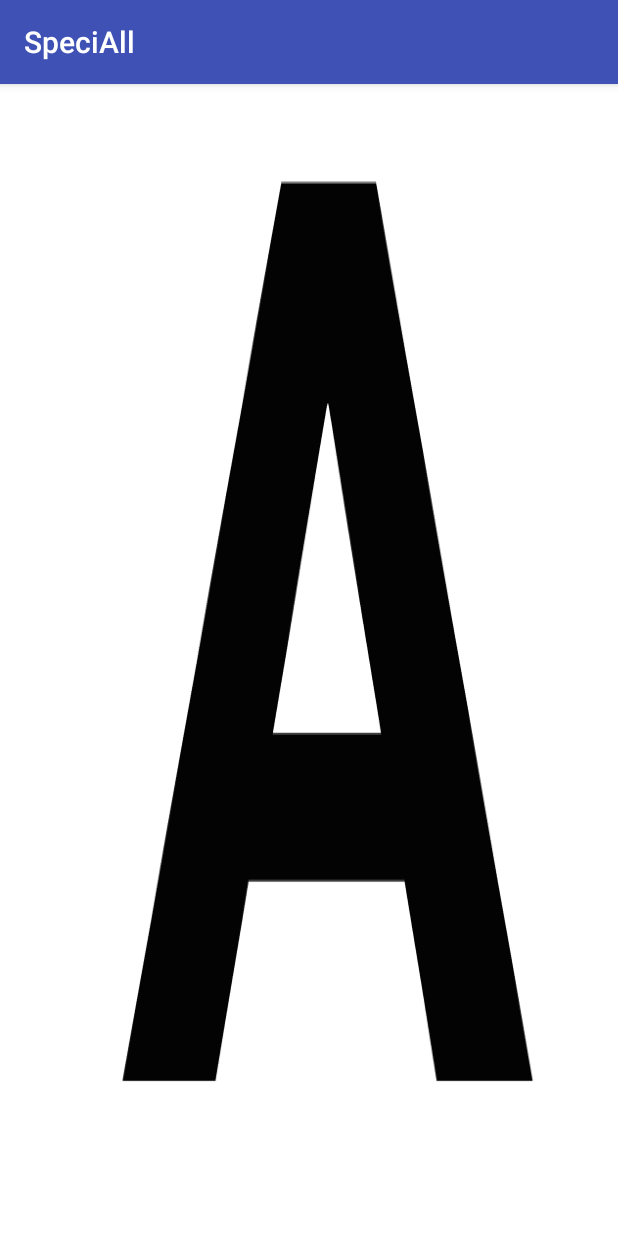
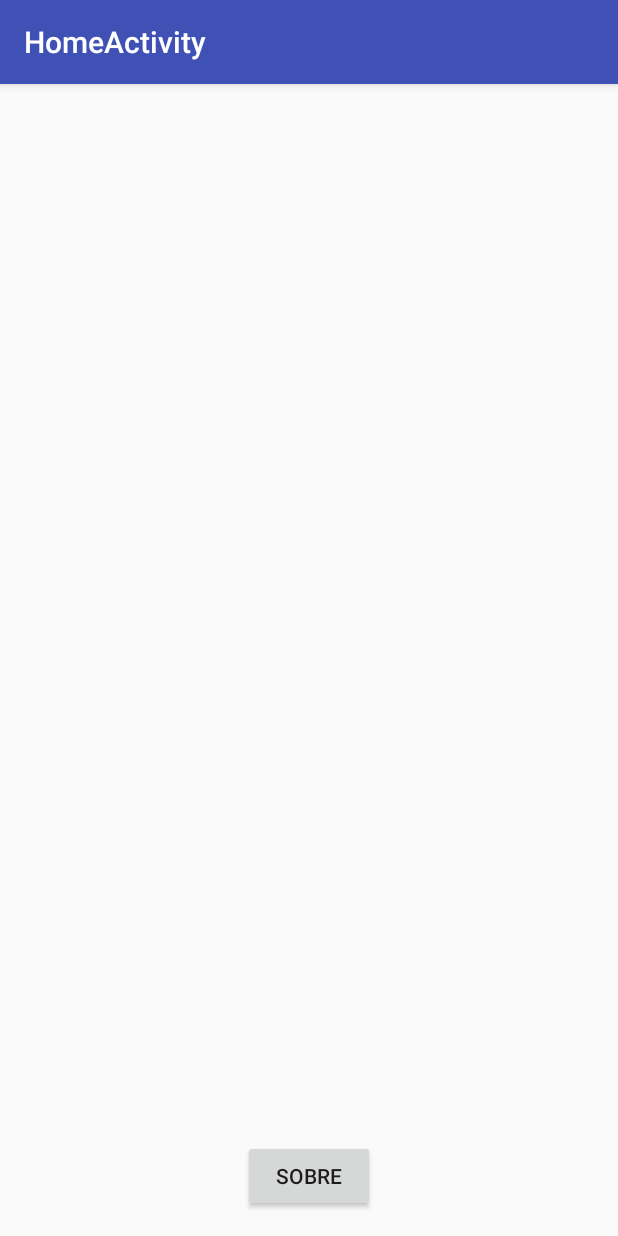
Before and after one commit to eldercampanha/SpeciallPoc, an Android app: the screen it shows after launch (MainActivity before the commit, HomeActivity after it), on a phone screen of 412 x 824 dp. Run offline under Robolectric (Android 15) with nearby library versions, the light colour scheme and no system bars.

Commit message:
First round of HomeScreen and AboutScreen

```diff
--- /dev/null
+++ b/app/src/main/java/br/com/startupweek/speciall/main/activity/HomeActivity.java
@@ -0,0 +1,32 @@
+package br.com.startupweek.speciall.main.activity;
+
+import android.content.Intent;
+import android.os.Bundle;
+import android.support.v7.app.AppCompatActivity;
+import android.util.Log;
+import android.view.View;
+import android.widget.Button;
+
+import br.com.startupweek.speciall.R;
+
+public class HomeActivity extends AppCompatActivity {
+
+    @Override
+    protected void onCreate(Bundle savedInstanceState) {
+        super.onCreate(savedInstanceState);
+        setContentView(R.layout.activity_home);
+
+        Button mAboutButon = (Button) findViewById(R.id.aboutButton);
+        final HomeActivity mHomeActivity = this;
+
+        mAboutButon.setOnClickListener(new View.OnClickListener() {
+            @Override
+            public void onClick(View view) {
+                Log.i(this.getClass().getName(), "About button clicked");
+                Intent intent = new Intent(mHomeActivity, AboutActivity.class);
+                startActivity(intent);
+            }
+        });
+    }
+
+}
--- a/app/src/main/java/br/com/startupweek/speciall/main/activity/SplashScreenActivity.java
+++ b/app/src/main/java/br/com/startupweek/speciall/main/activity/SplashScreenActivity.java
@@ -1,18 +1,12 @@
 package br.com.startupweek.speciall.main.activity;
 
 import android.content.Intent;
-import android.content.res.Resources;
 import android.os.Bundle;
 import android.os.Handler;
-import android.support.design.widget.FloatingActionButton;
-import android.support.design.widget.Snackbar;
 import android.support.v7.app.AppCompatActivity;
-import android.support.v7.widget.Toolbar;
-import android.util.Log;
-import android.view.View;
+
 
 import br.com.startupweek.speciall.R;
-import br.com.startupweek.speciall.main.MainActivity;
 
 public class SplashScreenActivity extends AppCompatActivity {
 
@@ -26,7 +20,7 @@ public class SplashScreenActivity extends AppCompatActivity {
         mHandler.postDelayed(new Runnable(){
             @Override
             public void run() {
-                Intent intent = new Intent(mSplashScreen, MainActivity.class);
+                Intent intent = new Intent(mSplashScreen, HomeActivity.class);
                 startActivity(intent);
                 finish();
             }
--- /dev/null
+++ b/app/src/main/res/layout/activity_home.xml
@@ -0,0 +1,22 @@
+<?xml version="1.0" encoding="utf-8"?>
+<RelativeLayout
+    xmlns:android="http://schemas.android.com/apk/res/android"
+    xmlns:tools="http://schemas.android.com/tools"
+    android:id="@+id/activity_home"
+    android:layout_width="match_parent"
+    android:layout_height="match_parent"
+    android:paddingBottom="@dimen/activity_vertical_margin"
+    android:paddingLeft="@dimen/activity_horizontal_margin"
+    android:paddingRight="@dimen/activity_horizontal_margin"
+    android:paddingTop="@dimen/activity_vertical_margin"
+    tools:context="br.com.startupweek.speciall.main.activity.HomeActivity">
+
+    <Button
+        android:id="@+id/aboutButton"
+        android:text="@string/about"
+        android:layout_width="wrap_content"
+        android:layout_height="wrap_content"
+        android:layout_alignParentBottom="true"
+        android:layout_centerHorizontal="true"
+        />
+</RelativeLayout>
--- a/app/src/main/res/values/strings.xml
+++ b/app/src/main/res/values/strings.xml
@@ -1,4 +1,7 @@
 <resources>
     <string name="app_name">SpeciAll</string>
     <string name="title_activity_splash_screen">SpeciAll</string>
+    <string name="title_activity_home">HomeActivity</string>
+    <string name="about">Sobre</string>
+    <string name="title_activity_about">AboutActivity</string>
 </resources>
--- a/app/src/main/res/values/styles.xml
+++ b/app/src/main/res/values/styles.xml
@@ -13,8 +13,7 @@
         <item name="windowNoTitle">true</item>
     </style>
 
-    <style name="SplashTheme" parent="AppTheme.NoActionBar">
-    </style>
+    <style name="SplashTheme" parent="AppTheme.NoActionBar"></style>
 
     <style name="AppTheme.AppBarOverlay" parent="ThemeOverlay.AppCompat.Dark.ActionBar" />
 
```
Also changed, not shown: app/src/main/AndroidManifest.xml (+11 -2 lines), app/src/main/java/br/com/startupweek/speciall/main/activity/AboutActivity.java (added, +19 -0 lines), app/src/main/res/layout/activity_about.xml (added, +37 -0 lines), app/src/main/res/drawable/startup_weekend_logo.png (added).
